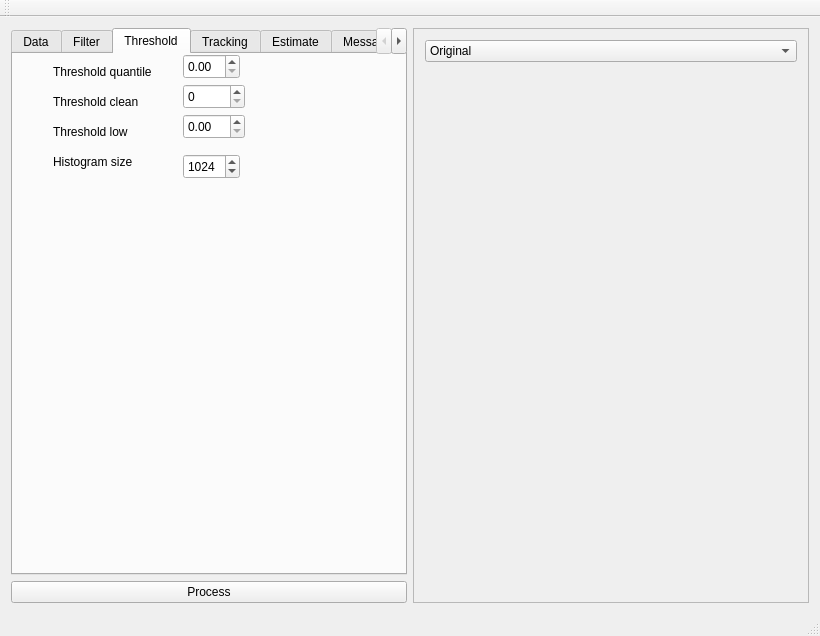
First picture: the form in src/RootTracker2D/RootTracker2D/mainwindow.ui, repository neutronimaging/nGITool, before the edit.
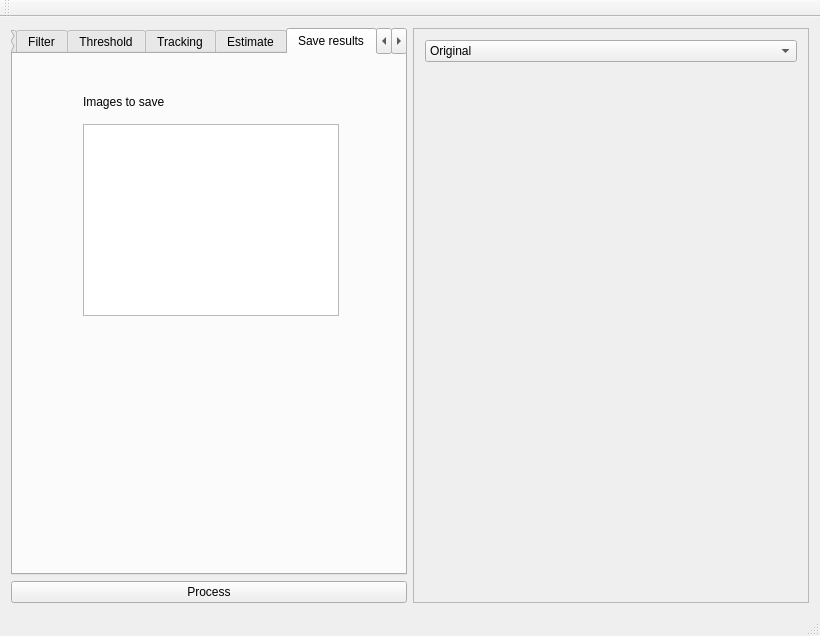
Second picture: the form after the edit. Custom widgets are drawn as their Qt base class.

Commit message: Added saving widget to the GUI Debug session tracking

Patch:
```diff
--- a/src/RootTracker2D/RootTracker2D/mainwindow.ui
+++ b/src/RootTracker2D/RootTracker2D/mainwindow.ui
@@ -22,7 +22,7 @@
         <item>
          <widget class="QTabWidget" name="tabWidget">
           <property name="currentIndex">
-           <number>2</number>
+           <number>5</number>
           </property>
           <widget class="QWidget" name="tab">
            <attribute name="title">
@@ -732,6 +732,34 @@
             </property>
            </widget>
           </widget>
+          <widget class="QWidget" name="tab_7">
+           <attribute name="title">
+            <string>Save results</string>
+           </attribute>
+           <widget class="QListView" name="listView">
+            <property name="geometry">
+             <rect>
+              <x>70</x>
+              <y>70</y>
+              <width>256</width>
+              <height>192</height>
+             </rect>
+            </property>
+           </widget>
+           <widget class="QLabel" name="label_19">
+            <property name="geometry">
+             <rect>
+              <x>70</x>
+              <y>40</y>
+              <width>101</width>
+              <height>16</height>
+             </rect>
+            </property>
+            <property name="text">
+             <string>Images to save</string>
+            </property>
+           </widget>
+          </widget>
           <widget class="QWidget" name="tab_5">
            <attribute name="title">
             <string>Messages</string>
```
Left out of the diff: 1 changed line with no effect on the pictures. The commit also changes 1 other file.
